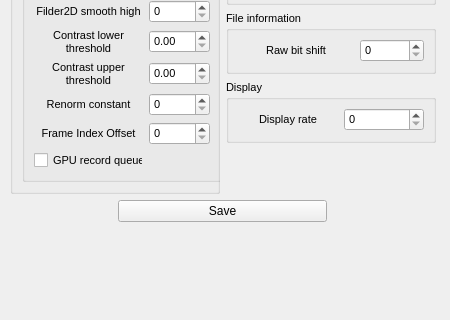
First picture: the form in Holovibes/advancedsettingswindow.ui, repository DigitalHolography/Holovibes, before the edit; both pictures show x 0 to 450 and y 280 to 600 of the 450 by 600 pixel window.
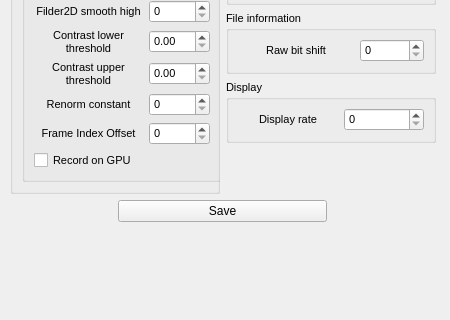
Second picture: the form after the edit. Custom widgets are drawn as their Qt base class.

```diff
--- a/Holovibes/advancedsettingswindow.ui
+++ b/Holovibes/advancedsettingswindow.ui
@@ -588,7 +588,7 @@
              <item row="7" column="0">
                 <widget class="QCheckBox" name="RecordQueueLocationCheckBox">
                     <property name="text">
-                        <string>GPU record queue</string>
+                        <string>Record on GPU</string>
                     </property>
                     <property name="checkable">
                         <bool>true</bool>
```
